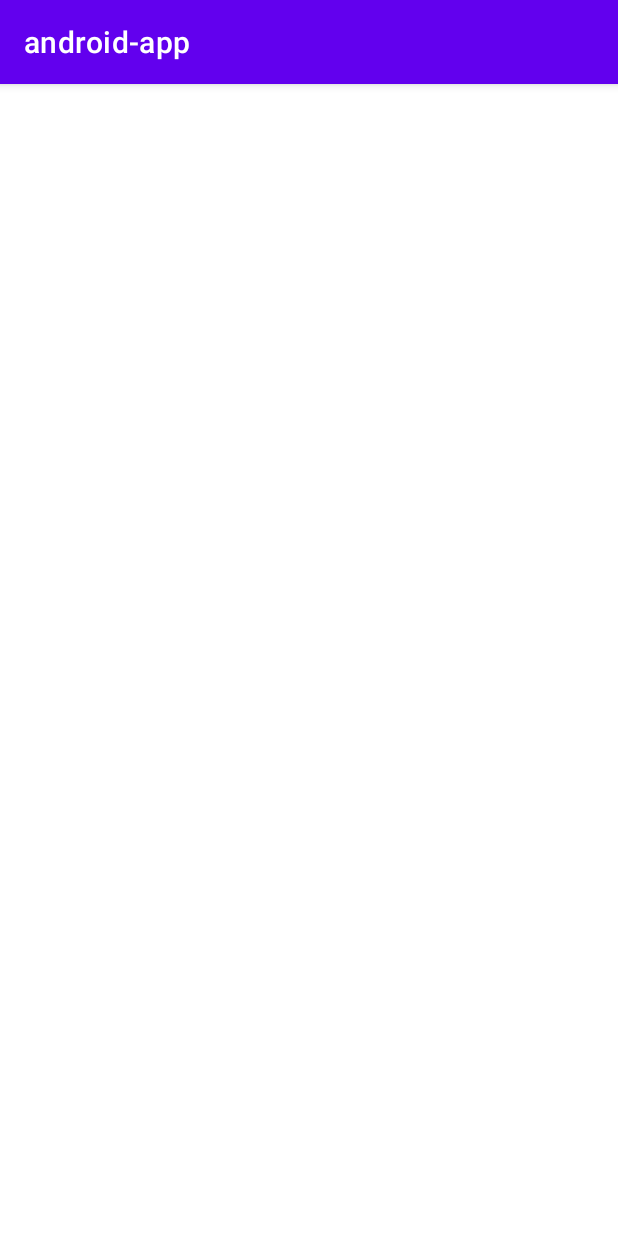
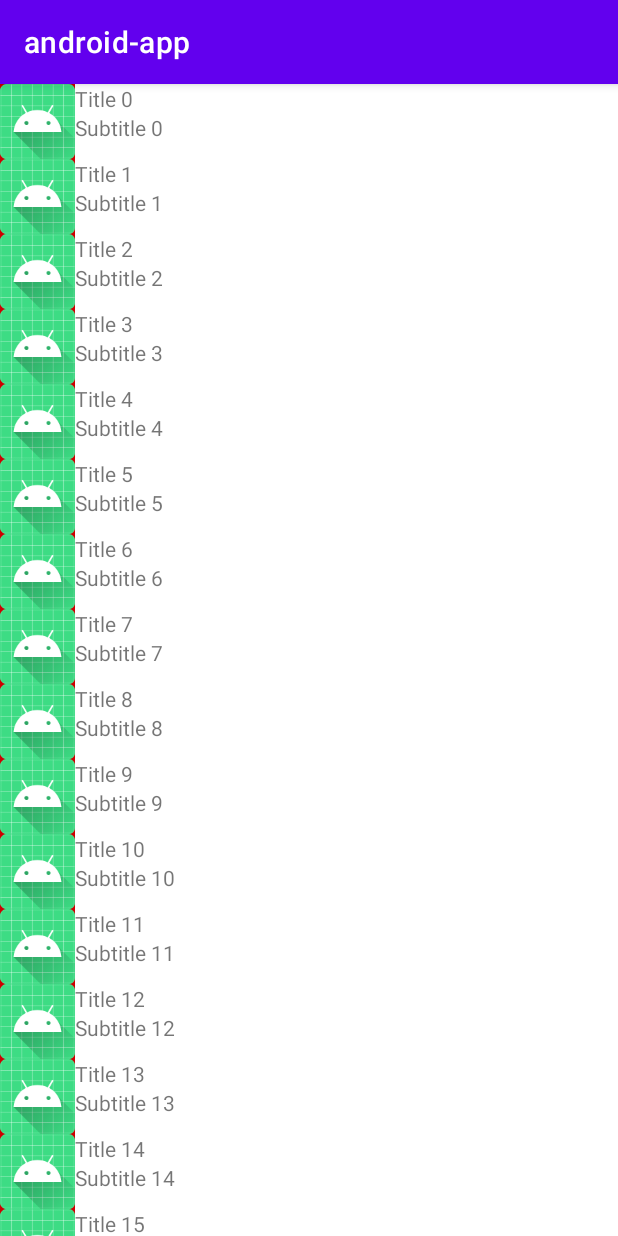
Before and after one commit to PMR2023/android-app, an Android app: the screen it shows after launch (MainActivity), on a phone screen of 412 x 824 dp. Run offline under Robolectric (Android 15) with nearby library versions, the phone set to English and light mode, and no system bars.

Commit message:
Display list using a linearlayour ⚠️

```diff
--- a/app/src/main/java/fr/ec/app/MainActivity.kt
+++ b/app/src/main/java/fr/ec/app/MainActivity.kt
@@ -1,11 +1,31 @@
 package fr.ec.app
 
+import android.graphics.Color
 import androidx.appcompat.app.AppCompatActivity
 import android.os.Bundle
+import android.widget.ImageView
+import android.widget.LinearLayout
+import android.widget.TextView
 
 class MainActivity : AppCompatActivity() {
     override fun onCreate(savedInstanceState: Bundle?) {
         super.onCreate(savedInstanceState)
         setContentView(R.layout.activity_main)
+
+        val list = findViewById<LinearLayout>(R.id.list)
+
+        repeat(100) {item ->
+            val postItem = layoutInflater.inflate(R.layout.post_item,list,false)
+            val title  = postItem.findViewById<TextView>(R.id.post_title)
+            val subTitle  = postItem.findViewById<TextView>(R.id.post_subTitle)
+            val image  = postItem.findViewById<ImageView>(R.id.post_image)
+            title.text = "Title $item"
+            subTitle.text = "Subtitle $item"
+
+            image.setImageResource(R.mipmap.ic_launcher)
+
+
+            list.addView(postItem)
+        }
     }
 }
--- a/app/src/main/res/layout/activity_main.xml
+++ b/app/src/main/res/layout/activity_main.xml
@@ -1,9 +1,22 @@
 <?xml version="1.0" encoding="utf-8"?>
-<androidx.constraintlayout.widget.ConstraintLayout xmlns:android="http://schemas.android.com/apk/res/android"
+<FrameLayout xmlns:android="http://schemas.android.com/apk/res/android"
     xmlns:app="http://schemas.android.com/apk/res-auto"
     xmlns:tools="http://schemas.android.com/tools"
+    android:orientation="vertical"
     android:layout_width="match_parent"
     android:layout_height="match_parent"
     tools:context=".MainActivity">
 
-</androidx.constraintlayout.widget.ConstraintLayout>
+    <ScrollView
+        android:layout_width="match_parent"
+        android:layout_height="match_parent">
+
+        <LinearLayout
+            android:id="@+id/list"
+            android:orientation="vertical"
+            android:layout_width="match_parent"
+            android:layout_height="match_parent"/>
+
+    </ScrollView>
+
+</FrameLayout>
--- /dev/null
+++ b/app/src/main/res/layout/post_item.xml
@@ -0,0 +1,34 @@
+<?xml version="1.0" encoding="utf-8"?>
+<LinearLayout xmlns:android="http://schemas.android.com/apk/res/android"
+    xmlns:tools="http://schemas.android.com/tools"
+    android:layout_width="match_parent"
+    android:layout_height="wrap_content"
+    android:orientation="horizontal">
+
+    <ImageView
+        android:id="@+id/post_image"
+        android:layout_width="50dp"
+        android:layout_height="50dp"
+        android:background="@android:color/holo_red_dark" />
+
+    <LinearLayout
+        android:layout_width="match_parent"
+        android:layout_height="wrap_content"
+        android:orientation="vertical">
+
+        <TextView
+            android:id="@+id/post_title"
+            android:layout_width="match_parent"
+            android:layout_height="wrap_content"
+            tools:text="title" />
+
+        <TextView
+            android:id="@+id/post_subTitle"
+            android:layout_width="match_parent"
+            android:layout_height="wrap_content"
+            android:text="@string/sub_title" />
+
+    </LinearLayout>
+
+
+</LinearLayout>
--- a/app/src/main/res/values/strings.xml
+++ b/app/src/main/res/values/strings.xml
@@ -1,3 +1,4 @@
 <resources>
     <string name="app_name">android-app</string>
+    <string name="sub_title">sub-title</string>
 </resources>
```
